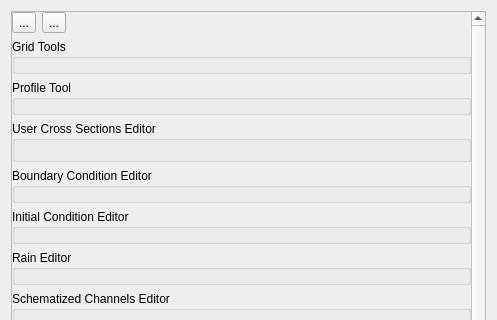
This is flo2d/ui/f2d_widget.ui in FLO-2DSoftware/qgis-flo-2d-plugin as Qt 5 draws it before an edit; both pictures show x 0 to 497 and y 0 to 320 of the 497 by 526 pixel window. The edited form follows.
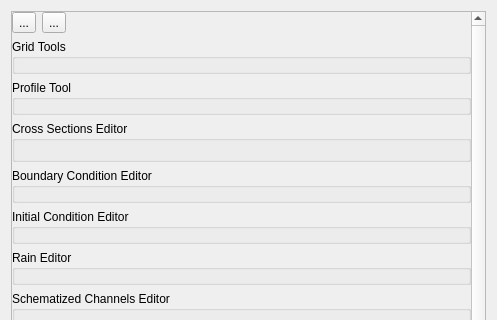
This is the edited form. Icons and pictures are not drawn. Custom widgets are drawn as their Qt base class.

Patch:
```diff
--- a/flo2d/ui/f2d_widget.ui
+++ b/flo2d/ui/f2d_widget.ui
@@ -276,7 +276,7 @@
        <item row="3" column="0">
         <widget class="QgsCollapsibleGroupBox" name="xs_editor_grp">
          <property name="title">
-          <string>User Cross Sections Editor</string>
+          <string>Cross Sections Editor</string>
          </property>
          <property name="collapsed" stdset="0">
           <bool>false</bool>
```
